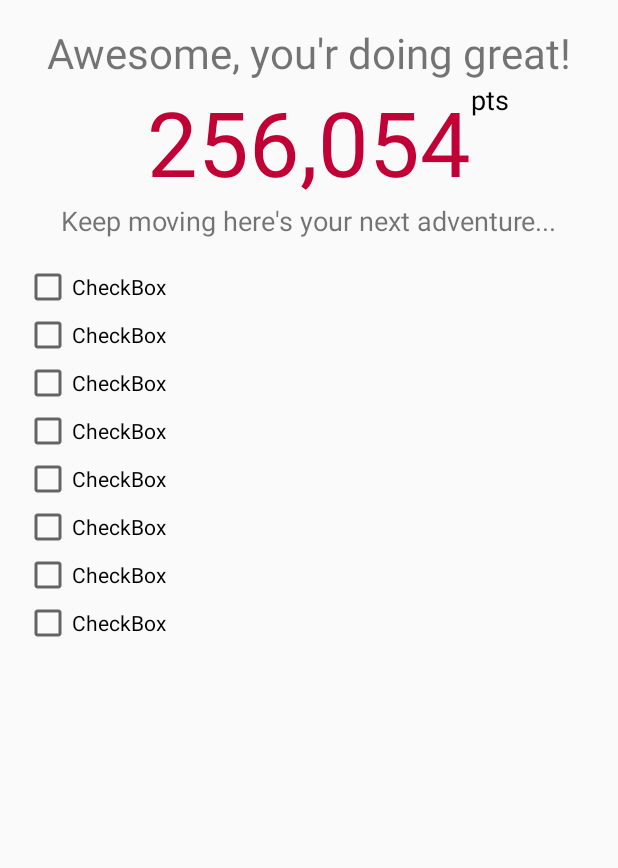
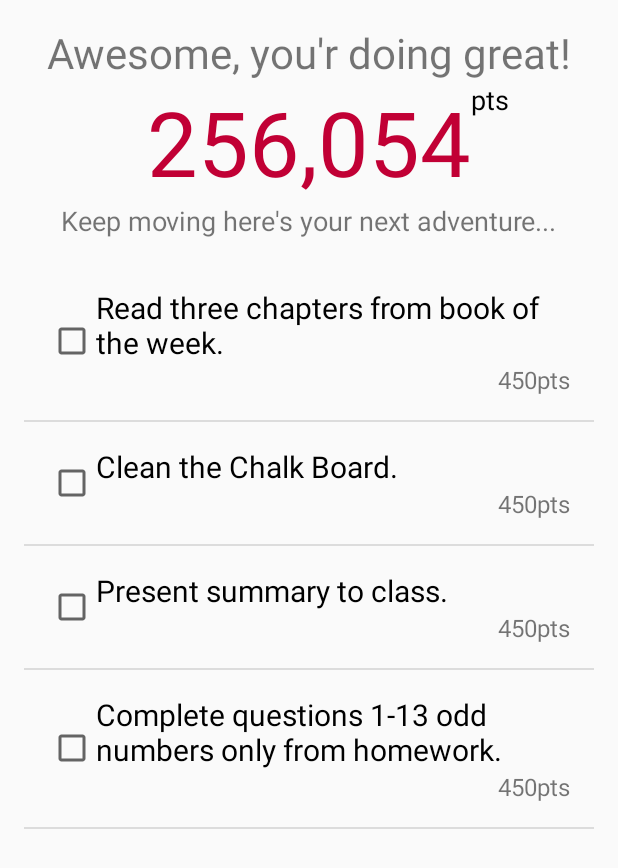
Before and after one commit to antpowell/UrbanCode-TAV, an Android app: the AdventureActivity screen opened directly, with no data from a screen before it, on a phone screen of 412 x 824 dp. Shown: the top 868 px of the screen. Run offline under Robolectric (Android 15) with nearby library versions, the phone set to English and light mode, and no system bars.

Commit message:
listview working with custom item for adventure screen

```diff
--- a/TAV/app/src/main/java/com/anthony_powell/tav/AdventureActivity.java
+++ b/TAV/app/src/main/java/com/anthony_powell/tav/AdventureActivity.java
@@ -2,12 +2,35 @@ package com.anthony_powell.tav;
 
 import android.support.v7.app.AppCompatActivity;
 import android.os.Bundle;
+import android.view.View;
+import android.widget.AdapterView;
+import android.widget.ArrayAdapter;
+import android.widget.ListAdapter;
+import android.widget.ListView;
+import android.widget.Toast;
 
 public class AdventureActivity extends AppCompatActivity {
+
+ ListView listView;
+ String[] adventureTitles ={"Read three chapters from book of the week.", "Clean the Chalk Board.", "Present summary to class.",
+ "Complete questions 1-13 odd numbers only from homework."};
 
  @Override
  protected void onCreate(Bundle savedInstanceState) {
   super.onCreate(savedInstanceState);
   setContentView(R.layout.activity_adventure);
+  final ListAdapter adapter = new AdventureItemAdapter(this,  adventureTitles);
+  listView = (ListView) findViewById(R.id.adventure_listView);
+  listView.setAdapter(adapter);
+
+  listView.setOnItemClickListener(new AdapterView.OnItemClickListener() {
+   @Override
+   public void onItemClick(AdapterView<?> parent, View view, int position, long id) {
+    Toast.makeText(AdventureActivity.this, "Great, now just accept your new adventure: "+ adapter.getItem(position), Toast.LENGTH_SHORT).show();
+   }
+  });
+ }
+ private void populateListView(){
+
  }
 }
--- /dev/null
+++ b/TAV/app/src/main/java/com/anthony_powell/tav/AdventureItemAdapter.java
@@ -0,0 +1,36 @@
+package com.anthony_powell.tav;
+
+import android.content.Context;
+import android.support.annotation.NonNull;
+import android.text.Layout;
+import android.view.LayoutInflater;
+import android.view.View;
+import android.view.ViewGroup;
+import android.widget.ArrayAdapter;
+import android.widget.TextView;
+
+/**
+ * Created by powel on 2/19/2017.
+ */
+
+public class AdventureItemAdapter extends ArrayAdapter<String> {
+ public AdventureItemAdapter(Context context, String[] values) {
+  super(context,R.layout.adventure_item_layout, values);
+ }
+
+ @NonNull
+ @Override
+ public View getView(int position, View convertView, ViewGroup parent) {
+  LayoutInflater inflater = LayoutInflater.from(getContext());
+  View view = inflater.inflate(R.layout.adventure_item_layout, parent, false);
+
+  String adventureName = getItem(position);
+
+  TextView adventure = (TextView) view.findViewById(R.id.adventure_title);
+  adventure.setText(adventureName);
+
+  TextView points = (TextView) view.findViewById(R.id.points_text);
+
+  return view;
+ }
+}
--- a/TAV/app/src/main/res/layout/activity_adventure.xml
+++ b/TAV/app/src/main/res/layout/activity_adventure.xml
@@ -49,70 +49,10 @@
         android:text="Keep moving here's your next adventure..."
         android:textSize="18dp"/>
 
-    <ScrollView
+    <ListView
         android:layout_width="match_parent"
         android:layout_height="match_parent"
-        android:layout_below="@+id/textView4"
-        android:layout_centerHorizontal="true"
-        android:layout_marginTop="16dp">
-
-
-        <LinearLayout
-            android:layout_width="match_parent"
-            android:layout_height="wrap_content"
-            android:orientation="vertical">
-
-            <CheckBox
-                android:id="@+id/checkBox6"
-                android:layout_width="match_parent"
-                android:layout_height="wrap_content"
-                android:text="CheckBox"/>
-
-            <CheckBox
-                android:id="@+id/checkBox7"
-                android:layout_width="match_parent"
-                android:layout_height="wrap_content"
-                android:text="CheckBox"/>
-
-            <CheckBox
-                android:id="@+id/checkBox8"
-                android:layout_width="match_parent"
-                android:layout_height="wrap_content"
-                android:text="CheckBox"/>
-
-            <CheckBox
-                android:id="@+id/checkBox9"
-                android:layout_width="match_parent"
-                android:layout_height="wrap_content"
-                android:text="CheckBox"/>
-
-            <CheckBox
-                android:id="@+id/checkBox10"
-                android:layout_width="match_parent"
-                android:layout_height="wrap_content"
-                android:text="CheckBox"/>
-
-            <CheckBox
-                android:id="@+id/checkBox11"
-                android:layout_width="match_parent"
-                android:layout_height="wrap_content"
-                android:text="CheckBox"/>
-
-            <CheckBox
-                android:id="@+id/checkBox12"
-                android:layout_width="match_parent"
-                android:layout_height="wrap_content"
-                android:text="CheckBox"/>
-
-            <CheckBox
-                android:id="@+id/checkBox13"
-                android:layout_width="match_parent"
-                android:layout_height="wrap_content"
-                android:text="CheckBox"/>
-
-        </LinearLayout>
-
-
-    </ScrollView>
-
+        android:id="@+id/adventure_listView"
+        android:layout_below="@id/textView4"
+        android:layout_marginTop="16dp"/>
 </RelativeLayout>
--- /dev/null
+++ b/TAV/app/src/main/res/layout/adventure_item_layout.xml
@@ -0,0 +1,37 @@
+<?xml version="1.0" encoding="utf-8"?>
+<RelativeLayout xmlns:android="http://schemas.android.com/apk/res/android"
+              android:orientation="vertical"
+              android:layout_width="match_parent"
+              android:layout_height="match_parent"
+    android:padding="16dp">
+    <RelativeLayout
+        android:layout_width="match_parent"
+        android:layout_height="wrap_content">
+        <CheckBox
+            android:layout_width="wrap_content"
+            android:layout_height="wrap_content"
+            android:layout_alignParentStart="true"
+            android:id="@+id/completion_checkbox"
+            android:layout_centerVertical="true"/>
+
+        <TextView
+            android:id="@+id/adventure_title"
+            android:layout_width="wrap_content"
+            android:layout_height="wrap_content"
+            android:text="Read three chapters from the book of the week."
+            android:layout_alignParentTop="true"
+            android:layout_toEndOf="@+id/completion_checkbox"
+            android:textSize="20sp"
+            android:textColor="@color/colorBlack"/>
+        <TextView
+            android:layout_width="wrap_content"
+            android:layout_height="wrap_content"
+            android:text="450pts"
+            android:layout_below="@id/adventure_title"
+            android:layout_alignEnd="@id/adventure_title"
+            android:textSize="16sp"
+            android:layout_alignParentEnd="true"/>
+    </RelativeLayout>
+
+
+</RelativeLayout>
```
Also changed, not shown: 1 other file.
